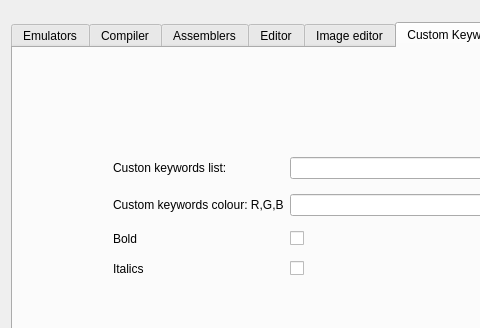
Qt form source/dialogtrsesettings.ui (leuat/TRSE) before a commit; both pictures show x 0 to 480 and y 0 to 328 of the 1000 by 723 pixel window.
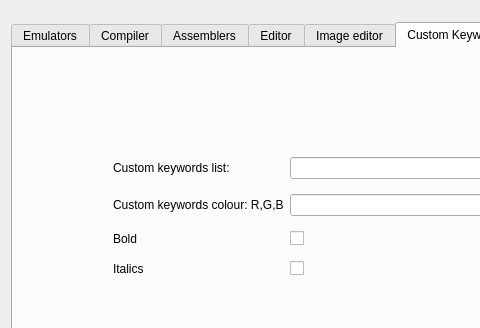
The same form after that commit. The open tabs and pages were chosen to show the change.

```diff
--- a/source/dialogtrsesettings.ui
+++ b/source/dialogtrsesettings.ui
@@ -1399,7 +1399,7 @@
           <item row="0" column="0">
            <widget class="QLabel" name="label_30">
             <property name="text">
-             <string>Custon keywords list:</string>
+             <string>Custom keywords list:</string>
             </property>
            </widget>
           </item>
```
